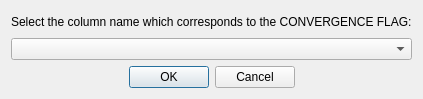
Qt form gui/views/ui_files/convergenceselector.ui (feslima/metacontrol) before a commit.
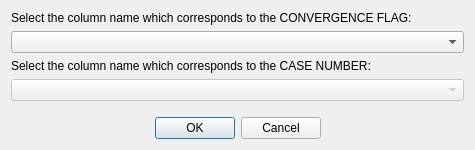
The same form after that commit.

Commit message: included case number combobox in convergence selector

The edit to the form file:
```diff
--- a/gui/views/ui_files/convergenceselector.ui
+++ b/gui/views/ui_files/convergenceselector.ui
@@ -6,8 +6,8 @@
    <rect>
     <x>0</x>
     <y>0</y>
-    <width>370</width>
-    <height>99</height>
+    <width>475</width>
+    <height>147</height>
    </rect>
   </property>
   <property name="sizePolicy">
@@ -20,16 +20,24 @@
    <string>Convergence flag selection</string>
   </property>
   <layout class="QGridLayout" name="gridLayout">
+   <item row="3" column="0">
+    <widget class="QComboBox" name="caseComboBox">
+     <property name="enabled">
+      <bool>false</bool>
+     </property>
+    </widget>
+   </item>
    <item row="2" column="0">
-    <widget class="QDialogButtonBox" name="buttonBox">
-     <property name="orientation">
-      <enum>Qt::Horizontal</enum>
+    <widget class="QLabel" name="label_2">
+     <property name="text">
+      <string>Select the column name which corresponds to the CASE NUMBER:</string>
      </property>
-     <property name="standardButtons">
-      <set>QDialogButtonBox::Cancel|QDialogButtonBox::Ok</set>
-     </property>
-     <property name="centerButtons">
-      <bool>true</bool>
+    </widget>
+   </item>
+   <item row="0" column="0">
+    <widget class="QLabel" name="label">
+     <property name="text">
+      <string>Select the column name which corresponds to the CONVERGENCE FLAG:</string>
      </property>
     </widget>
    </item>
@@ -43,13 +51,38 @@
      </property>
     </widget>
    </item>
-   <item row="0" column="0">
-    <widget class="QLabel" name="label">
-     <property name="text">
-      <string>Select the column name which corresponds to the CONVERGENCE FLAG:</string>
+   <item row="5" column="0">
+    <widget class="QDialogButtonBox" name="buttonBox">
+     <property name="enabled">
+      <bool>true</bool>
+     </property>
+     <property name="orientation">
+      <enum>Qt::Horizontal</enum>
+     </property>
+     <property name="standardButtons">
+      <set>QDialogButtonBox::Cancel|QDialogButtonBox::Ok</set>
+     </property>
+     <property name="centerButtons">
+      <bool>true</bool>
      </property>
     </widget>
    </item>
+   <item row="4" column="0">
+    <spacer name="verticalSpacer">
+     <property name="orientation">
+      <enum>Qt::Vertical</enum>
+     </property>
+     <property name="sizeType">
+      <enum>QSizePolicy::Fixed</enum>
+     </property>
+     <property name="sizeHint" stdset="0">
+      <size>
+       <width>20</width>
+       <height>10</height>
+      </size>
+     </property>
+    </spacer>
+   </item>
   </layout>
  </widget>
  <resources/>
```
Left out of the diff: 2 changed lines with no effect on the pictures. The commit also changes 2 other files.
